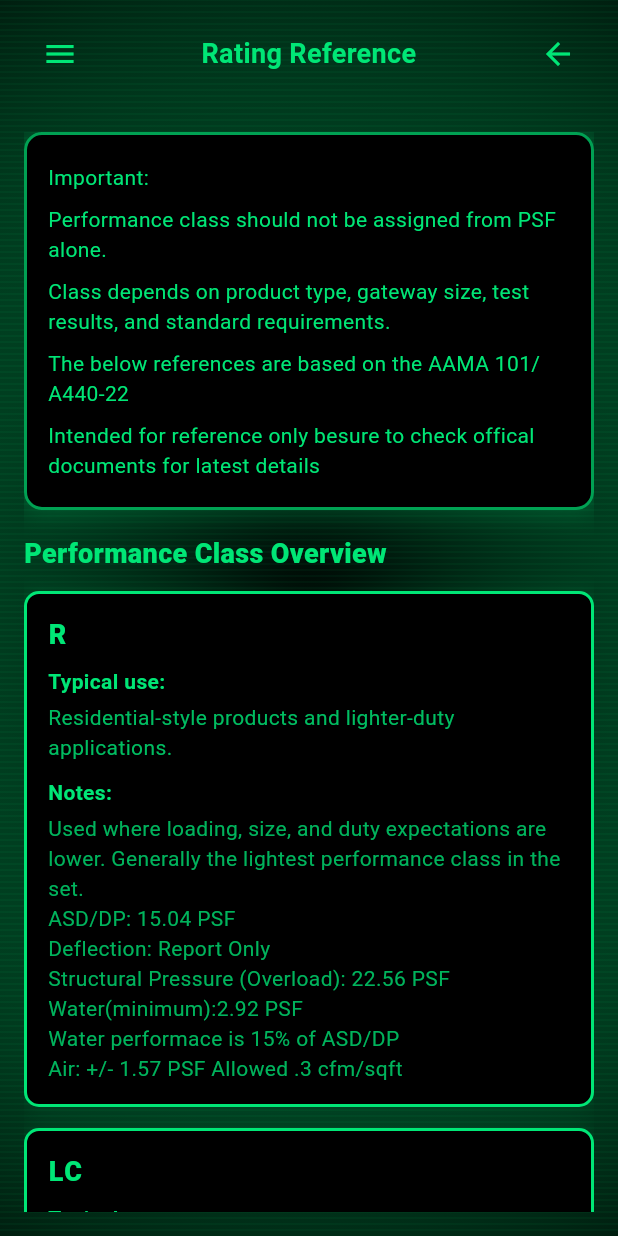
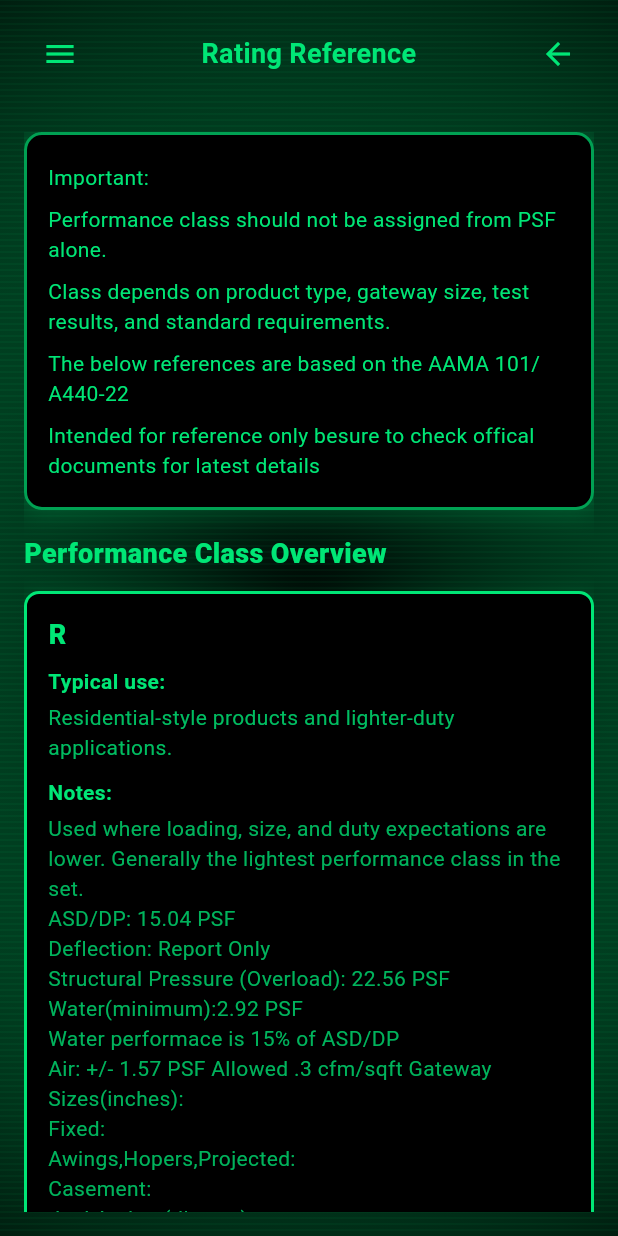
Before and after one commit to JvSlice/Ultimate-Window-Engineer-Tool, a Flutter app: the RatingReferencePage screen opened directly, on a phone screen of 412 x 824 dp. Run offline on Flutter 3.47's test engine with Material 3 defaults, Android fonts, the phone set to English and light mode, and no system bars; our stand-ins replace package_info_plus, shared_preferences; accounts and stored records are empty.

Commit message:
added gateway size to rating refernce page

```diff
--- a/lib/window_testing_tools/rating_reference_page.dart
+++ b/lib/window_testing_tools/rating_reference_page.dart
@@ -118,7 +118,15 @@ class RatingReferencePage extends StatelessWidget {
                   "Structural Pressure (Overload): 22.56 PSF\n"
                   "Water(minimum):2.92 PSF\n"
                   "Water performace is 15% of ASD/DP\n"
-                  "Air: +/- 1.57 PSF Allowed .3 cfm/sqft ",
+                  "Air: +/- 1.57 PSF Allowed .3 cfm/sqft "
+                  "Gateway Sizes(inches):\n"
+                  "Fixed:\n"
+                  "Awings,Hopers,Projected:\n"
+                  "Casement:\n"
+                  "dual Action (tilt turn):\n"
+                  "Slding Window:\n"
+                  "Sliding Door:\n"
+                  "Terrace Door: Not available",
 
             ),
 
@@ -134,7 +142,16 @@ class RatingReferencePage extends StatelessWidget {
                   "Structural Pressure (Overload): 37.59 PSF\n"
                   "Water(Minimum):3.76 PSF\n"
                   "Water performace is 15% of ASD/DP\n"
-                  "Air: +/- 1.57 PSF Allowed .3 cfm/sqft ",
+                  "Air: +/- 1.57 PSF Allowed .3 cfm/sqft "
+                  "Gateway Sizes:\N"
+                  "Fixed: 55.125 x 55.125\n"
+                  "Awings,Hopers,Projected: 47.24 x 31.50\n"
+                  "Casement: 31.50 x 59.06\n"
+                  "dual Action (tilt turn): 47.24 x 59.06\n"
+                  "Slding Window: 70.87 x 55.12\n"
+                  "Sliding Door: 86.61 x 82.68\n"
+                  "Folding Door: 86.61 x 82.68\n"
+                  "Terrace Door: Not available",
             ),
 
             _ratingCard(
@@ -149,8 +166,18 @@ class RatingReferencePage extends StatelessWidget {
                   "Structural Pressure (Overload): 45.11 PSF\n"
                   "Water(Minimum):4.59 PSF\n "
                   "Water performace is 20% of ASD/DP\n"
-                  "Air: +/- 1.57 PSF Allowed .2 cfm/sqft",
+                  "Air: +/- 1.57 PSF Allowed .2 cfm/sqft"
+                   "Gateway Sizes(inches):\n"
+                  "Fixed:59.06 x 59.06\n"
+                  "Awings,Hopers,Projected: 47.24 x 31.50\n"
+                  "Casement: 31.50 x 59.06\n"
+                  "dual Action (tilt turn): 47.24 x 70.87\n"
+                  "Slding Window: 70.87 x 59.06\n"
+                  "Sliding Door: 94.49 x 82.68\n"
+                  "Folding Door: 94.49 x 82.68\n"
+                  "Terrace Door:Not available",
             ),
+
 
             _ratingCard(
               accent: accent,
@@ -166,7 +193,16 @@ class RatingReferencePage extends StatelessWidget {
                   "Water performace is 20% of ASD/DP\n"
                   "Air:\n"
                   "+ 6.24  PSF (infiltration) Allowed .3 cfm/sqft\n "
-                  "-1.57 PSF (exfiltration) Allowed .2 cfm/sqft",
+                  "-1.57 PSF (exfiltration) Allowed .2 cfm/sqft\n"
+                  "Gateway Sizes(inches):\n"
+                  "Fixed: 59.06 x 998.43"
+                  "Awings,Hopers,Projected: 59.06 x 35.43\n"
+                  "Casement:35.43 x 59.06\n"
+                  "dual Action (tilt turn): 47.24 x 70.87\n"
+                  "Slding Window: 98.43 x 87.74\n"
+                  "Sliding Door:122.05 x 94.49\n"
+                  "folding Door: Not available"
+                  "Terrace Door: 47.24 x 95.67",
             ),
 
             const SizedBox(height: 10),
```
